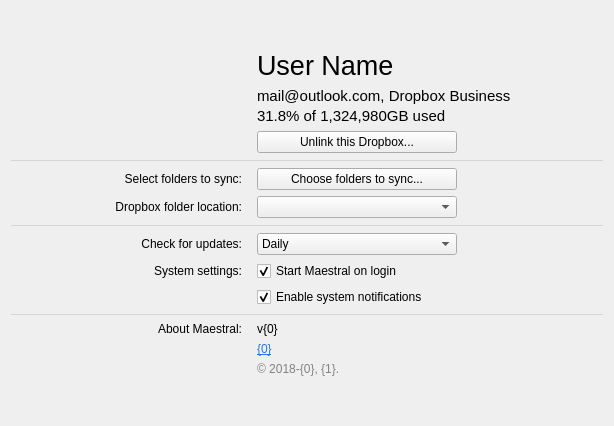
This is maestral/gui/resources/settings_window.ui in samschott/maestral as Qt 5 draws it before an edit. The edited form follows.
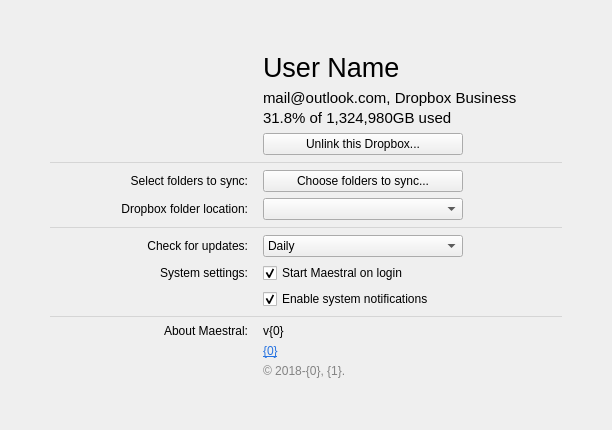
This is the edited form.

Commit message: slightly reduced size of h-lines

```diff
--- a/maestral/gui/resources/settings_window.ui
+++ b/maestral/gui/resources/settings_window.ui
@@ -6,8 +6,8 @@
    <rect>
     <x>0</x>
     <y>0</y>
-    <width>614</width>
-    <height>426</height>
+    <width>612</width>
+    <height>430</height>
    </rect>
   </property>
   <property name="sizePolicy">
@@ -26,6 +26,18 @@
    <string>Maestral Settings</string>
   </property>
   <layout class="QVBoxLayout" name="verticalLayout">
+   <property name="leftMargin">
+    <number>50</number>
+   </property>
+   <property name="topMargin">
+    <number>20</number>
+   </property>
+   <property name="rightMargin">
+    <number>50</number>
+   </property>
+   <property name="bottomMargin">
+    <number>20</number>
+   </property>
    <item>
     <spacer name="verticalSpacer_2">
      <property name="orientation">
```
